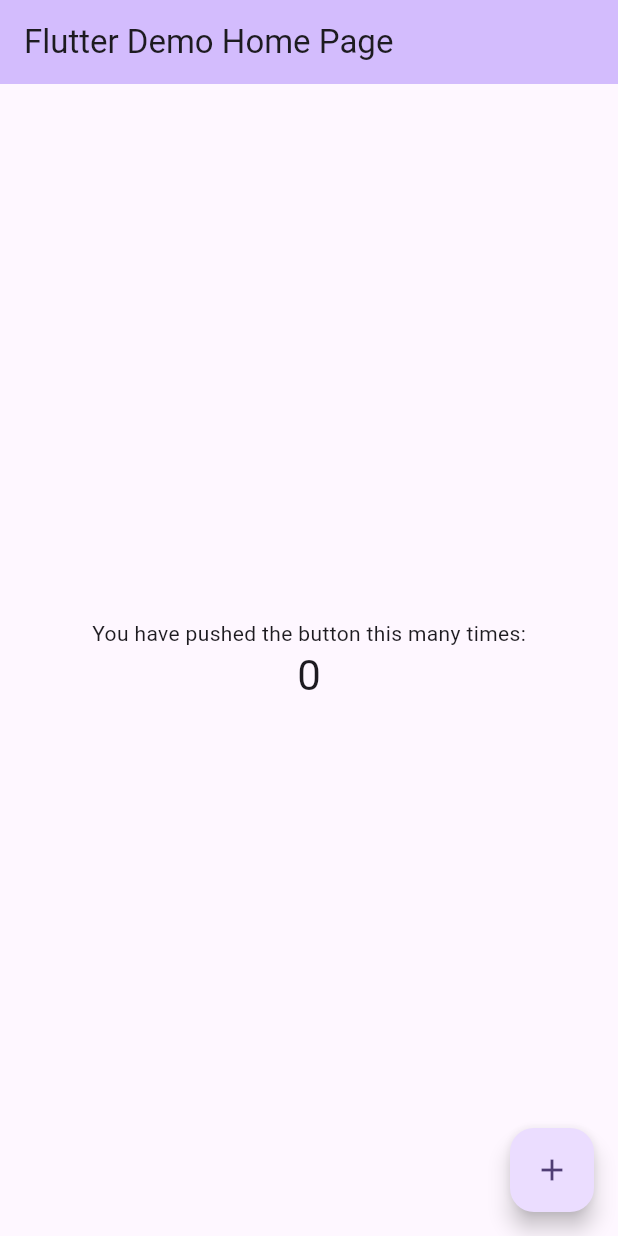
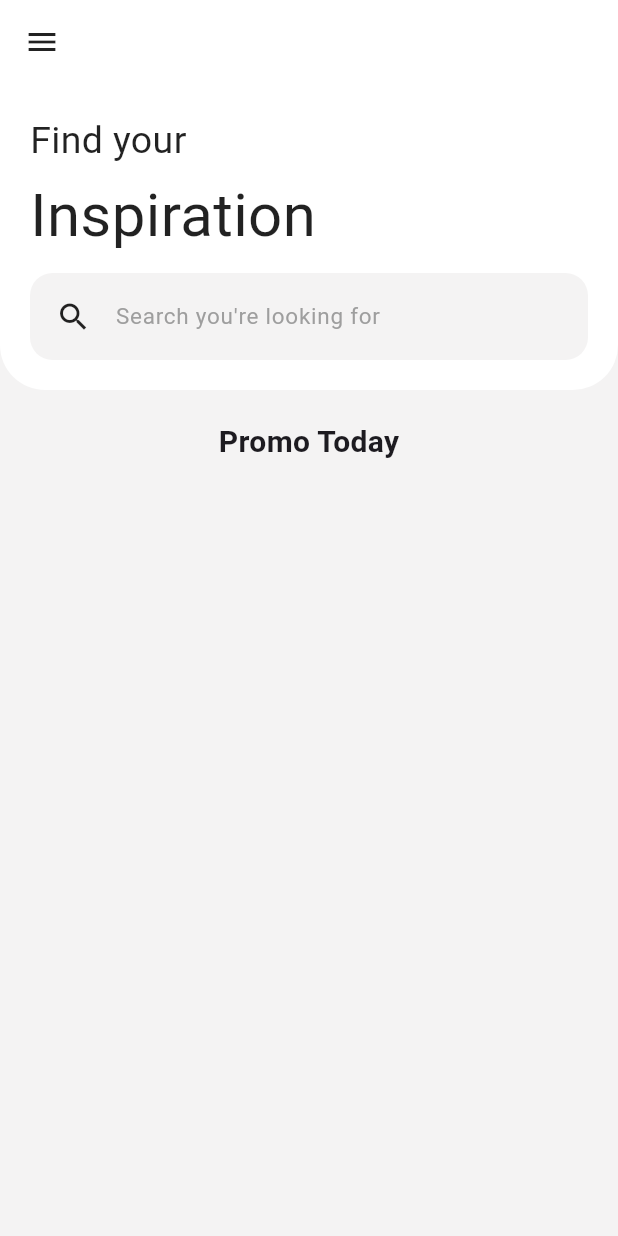
Before and after one commit to ShubhamRaut280/flutter-insp-app-ui, a Flutter app: the screen it shows after launch, on a phone screen of 412 x 824 dp. Run offline on Flutter 3.47's test engine with Material 3 defaults, Android fonts, the phone set to English and light mode, and no system bars.

Commit message:
top bar ui

```diff
--- a/lib/main.dart
+++ b/lib/main.dart
@@ -1,4 +1,5 @@
 import 'package:flutter/material.dart';
+import 'package:inspiration_app/presentation/pages/homepage.dart';
 
 void main() {
   runApp(const MyApp());
@@ -7,119 +8,13 @@ void main() {
 class MyApp extends StatelessWidget {
   const MyApp({super.key});
 
-  // This widget is the root of your application.
   @override
   Widget build(BuildContext context) {
     return MaterialApp(
-      title: 'Flutter Demo',
-      theme: ThemeData(
-        // This is the theme of your application.
-        //
-        // TRY THIS: Try running your application with "flutter run". You'll see
-        // the application has a purple toolbar. Then, without quitting the app,
-        // try changing the seedColor in the colorScheme below to Colors.green
-        // and then invoke "hot reload" (save your changes or press the "hot
-        // reload" button in a Flutter-supported IDE, or press "r" if you used
-        // the command line to start the app).
-        //
-        // Notice that the counter didn't reset back to zero; the application
-        // state is not lost during the reload. To reset the state, use hot
-        // restart instead.
-        //
-        // This works for code too, not just values: Most code changes can be
-        // tested with just a hot reload.
-        colorScheme: ColorScheme.fromSeed(seedColor: Colors.deepPurple),
-        useMaterial3: true,
-      ),
-      home: const MyHomePage(title: 'Flutter Demo Home Page'),
-    );
+        debugShowCheckedModeBanner: false,
+        theme: ThemeData(
+          primarySwatch: Colors.deepOrange,
+        ),
+        home: Homepage());
   }
 }
-
-class MyHomePage extends StatefulWidget {
-  const MyHomePage({super.key, required this.title});
-
-  // This widget is the home page of your application. It is stateful, meaning
-  // that it has a State object (defined below) that contains fields that affect
-  // how it looks.
-
-  // This class is the configuration for the state. It holds the values (in this
-  // case the title) provided by the parent (in this case the App widget) and
-  // used by the build method of the State. Fields in a Widget subclass are
-  // always marked "final".
-
-  final String title;
-
-  @override
-  State<MyHomePage> createState() => _MyHomePageState();
-}
-
-class _MyHomePageState extends State<MyHomePage> {
-  int _counter = 0;
-
-  void _incrementCounter() {
-    setState(() {
-      // This call to setState tells the Flutter framework that something has
-      // changed in this State, which causes it to rerun the build method below
-      // so that the display can reflect the updated values. If we changed
-      // _counter without calling setState(), then the build method would not be
-      // called again, and so nothing would appear to happen.
-      _counter++;
-    });
-  }
-
-  @override
-  Widget build(BuildContext context) {
-    // This method is rerun every time setState is called, for instance as done
-    // by the _incrementCounter method above.
-    //
-    // The Flutter framework has been optimized to make rerunning build methods
-    // fast, so that you can just rebuild anything that needs updating rather
-    // than having to individually change instances of widgets.
-    return Scaffold(
-      appBar: AppBar(
-        // TRY THIS: Try changing the color here to a specific color (to
-        // Colors.amber, perhaps?) and trigger a hot reload to see the AppBar
-        // change color while the other colors stay the same.
-        backgroundColor: Theme.of(context).colorScheme.inversePrimary,
-        // Here we take the value from the MyHomePage object that was created by
-        // the App.build method, and use it to set our appbar title.
-        title: Text(widget.title),
-      ),
-      body: Center(
-        // Center is a layout widget. It takes a single child and positions it
-        // in the middle of the parent.
-        child: Column(
-          // Column is also a layout widget. It takes a list of children and
-          // arranges them vertically. By default, it sizes itself to fit its
-          // children horizontally, and tries to be as tall as its parent.
-          //
-          // Column has various properties to control how it sizes itself and
-          // how it positions its children. Here we use mainAxisAlignment to
-          // center the children vertically; the main axis here is the vertical
-          // axis because Columns are vertical (the cross axis would be
-          // horizontal).
-          //
-          // TRY THIS: Invoke "debug painting" (choose the "Toggle Debug Paint"
-          // action in the IDE, or press "p" in the console), to see the
-          // wireframe for each widget.
-          mainAxisAlignment: MainAxisAlignment.center,
-          children: <Widget>[
-            const Text(
-              'You have pushed the button this many times:',
-            ),
-            Text(
-              '$_counter',
-              style: Theme.of(context).textTheme.headlineMedium,
-            ),
-          ],
-        ),
-      ),
-      floatingActionButton: FloatingActionButton(
-        onPressed: _incrementCounter,
-        tooltip: 'Increment',
-        child: const Icon(Icons.add),
-      ), // This trailing comma makes auto-formatting nicer for build methods.
-    );
-  }
-}
--- /dev/null
+++ b/lib/presentation/pages/homepage.dart
@@ -0,0 +1,98 @@
+import 'package:flutter/material.dart';
+
+class Homepage extends StatelessWidget {
+  const Homepage({super.key});
+
+  @override
+  Widget build(BuildContext context) {
+    return Scaffold(
+        backgroundColor: Color.fromRGBO(244, 243, 243, 1),
+        appBar: AppBar(
+          backgroundColor: Colors.white,
+          elevation: 0,
+          leading: IconButton(
+            onPressed: () {},
+            icon: Icon(
+              Icons.menu,
+              color: Colors.black87,
+            ),
+          ),
+        ),
+        body: SafeArea(
+          child: Column(
+            children: [
+              Container(
+                width: double.infinity,
+                decoration: BoxDecoration(
+                  color: Colors.white,
+                  borderRadius: BorderRadius.only(
+                    bottomLeft: Radius.circular(30),
+                    bottomRight: Radius.circular(30),
+                  ),
+                ),
+                padding: EdgeInsets.all(20),
+                child: Column(
+                  crossAxisAlignment: CrossAxisAlignment.start,
+                  children: [
+                    Text(
+                      'Find your',
+                      style: TextStyle(
+                        fontSize: 25,
+                        color: Colors.black87,
+                      ),
+                    ),
+                    SizedBox(
+                      height: 3,
+                    ),
+                    Text(
+                      'Inspiration',
+                      style: TextStyle(
+                        fontSize: 40,
+                        color: Colors.black87,
+                      ),
+                    ),
+                    SizedBox(
+                      height: 10,
+                    ),
+                    Container(
+                      padding: EdgeInsets.all(5),
+                      decoration: BoxDecoration(
+                        color: Color.fromRGBO(244, 243, 243, 1),
+                        borderRadius: BorderRadius.circular(15),
+                      ),
+                      child: TextField(
+                        textAlignVertical: TextAlignVertical.center,
+                        decoration: InputDecoration(
+                          border: InputBorder.none,
+                          prefixIcon: Icon(
+                            Icons.search,
+                            color: Colors.black87,
+                          ),
+                          hintText: "Search you're looking for",
+                          hintStyle: TextStyle(
+                            color: Colors.grey,
+                            fontSize: 15,
+                          ),
+                        ),
+                      ),
+                    ),
+                  ],
+                ),
+              ),
+              SizedBox(
+                height: 20,
+              ),
+              Column(
+                children: [
+                  Text(
+                    textAlign: TextAlign.start,
+                    'Promo Today',
+                    style: TextStyle(fontSize: 20, fontWeight: FontWeight.bold),
+                  ),
+                ],
+              ),
+            ],
+          ),
+        ));
+  }
+}
```
